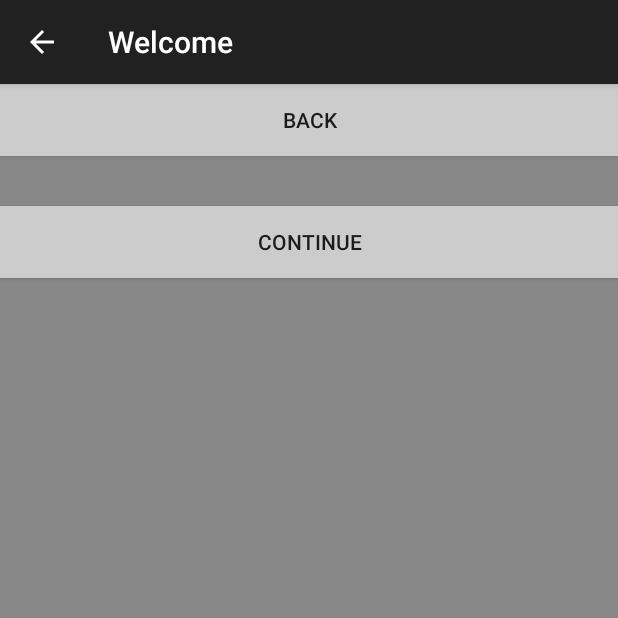
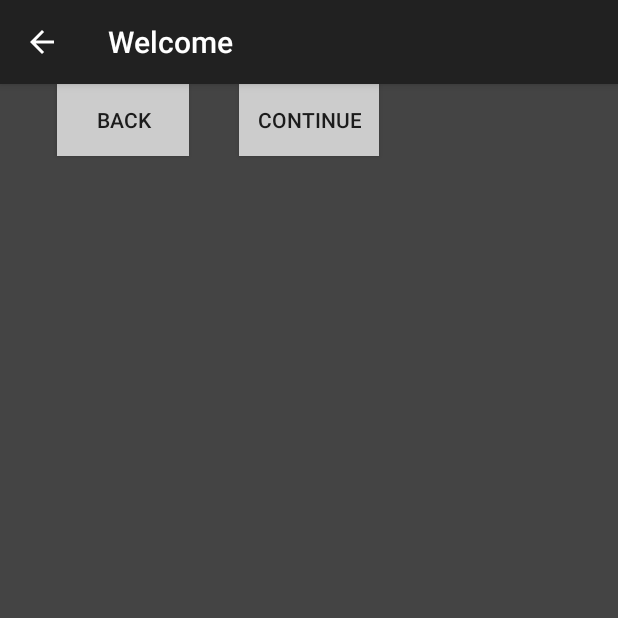
Before and after one commit to brittishsnow/UnofficialTWUCampusMapGame, an Android app: the Welcome screen opened directly, with no data from a screen before it, on a phone screen of 412 x 824 dp, the top half of it. Run offline under Robolectric (Android 15) with nearby library versions, the phone set to English and light mode, and no system bars.

Commit message:
Beginning development of GUI: Continued Mar 26, 2015 8:38am

```diff
--- a/app/src/main/java/com/maxstow/unofficialtwucampusmapgame/MainActivity.java
+++ b/app/src/main/java/com/maxstow/unofficialtwucampusmapgame/MainActivity.java
@@ -129,7 +129,5 @@ public class MainActivity extends ActionBarActivity {
             buttonIntent.putExtra("mainMessage", userMessage);
 
             startActivity(buttonIntent);
-
-
     }
 }
--- a/app/src/main/java/com/maxstow/unofficialtwucampusmapgame/Welcome.java
+++ b/app/src/main/java/com/maxstow/unofficialtwucampusmapgame/Welcome.java
@@ -18,7 +18,7 @@ public class Welcome extends ActionBarActivity {
         //Layout
         RelativeLayout welcomeLayout;
         welcomeLayout = new RelativeLayout(this);
-        welcomeLayout.setBackgroundColor(Color.GRAY);
+        welcomeLayout.setBackgroundColor(Color.DKGRAY);
 
         //Button
         Button continueButton;
@@ -35,6 +35,7 @@ public class Welcome extends ActionBarActivity {
         //Username text printout
         final TextView userNamePrinted;
         userNamePrinted = new TextView(this);
+        userNamePrinted.setTextColor(Color.WHITE);
 
         //Id allocation from id values given in the ids xml file
         continueButton.setId(R.id.continueButton);
@@ -44,14 +45,14 @@ public class Welcome extends ActionBarActivity {
         //Details on the formatting of the Button
         RelativeLayout.LayoutParams continueButtonDetails;
         continueButtonDetails = new RelativeLayout.LayoutParams(
-                RelativeLayout.LayoutParams.FILL_PARENT,
+                RelativeLayout.LayoutParams.WRAP_CONTENT,
                 RelativeLayout.LayoutParams.WRAP_CONTENT
         );
 
         //Details on the formatting of the Button
         RelativeLayout.LayoutParams backButtonDetails;
         backButtonDetails = new RelativeLayout.LayoutParams(
-                RelativeLayout.LayoutParams.FILL_PARENT,
+                RelativeLayout.LayoutParams.WRAP_CONTENT,
                 RelativeLayout.LayoutParams.WRAP_CONTENT
         );
 
@@ -63,13 +64,13 @@ public class Welcome extends ActionBarActivity {
         );
 
         //Button continueButton
-        continueButtonDetails.addRule(RelativeLayout.BELOW, backButton.getId());
+
         continueButtonDetails.addRule(RelativeLayout.CENTER_HORIZONTAL);
-        continueButtonDetails.addRule(RelativeLayout.ALIGN_BOTTOM);
 
         //Button backButton
         backButtonDetails.addRule(RelativeLayout.CENTER_HORIZONTAL);
-        backButtonDetails.setMargins(0,0,0,50);
+        backButtonDetails.addRule(RelativeLayout.LEFT_OF, continueButton.getId());
+        backButtonDetails.setMargins(0,0,50,0);
 
         //TextView userNameTextPrinted
         userNameTextPrintedDetails.addRule(RelativeLayout.CENTER_VERTICAL);
--- a/app/src/main/res/values/strings.xml
+++ b/app/src/main/res/values/strings.xml
@@ -12,6 +12,10 @@
     <string name="continueButtonText">Continue</string>
     <string name="backButtonText">Back</string>
     <string name="action_settings">Settings</string>
+    <string name="title_activity_stat_game">StatGame</string>
+
+    <string name="hello_world">Hello world!</string>
+    <string name="title_activity_start_game">StartGame</string>
 
 
 </resources>
```
Also changed, not shown: app/src/main/AndroidManifest.xml (+24 -0 lines), app/src/main/java/com/maxstow/unofficialtwucampusmapgame/StartGame.java (added, +17 -0 lines), app/src/main/res/layout/activity_start_game.xml (added, +12 -0 lines), app/src/main/res/menu/menu_start_game.xml (added, +7 -0 lines).
